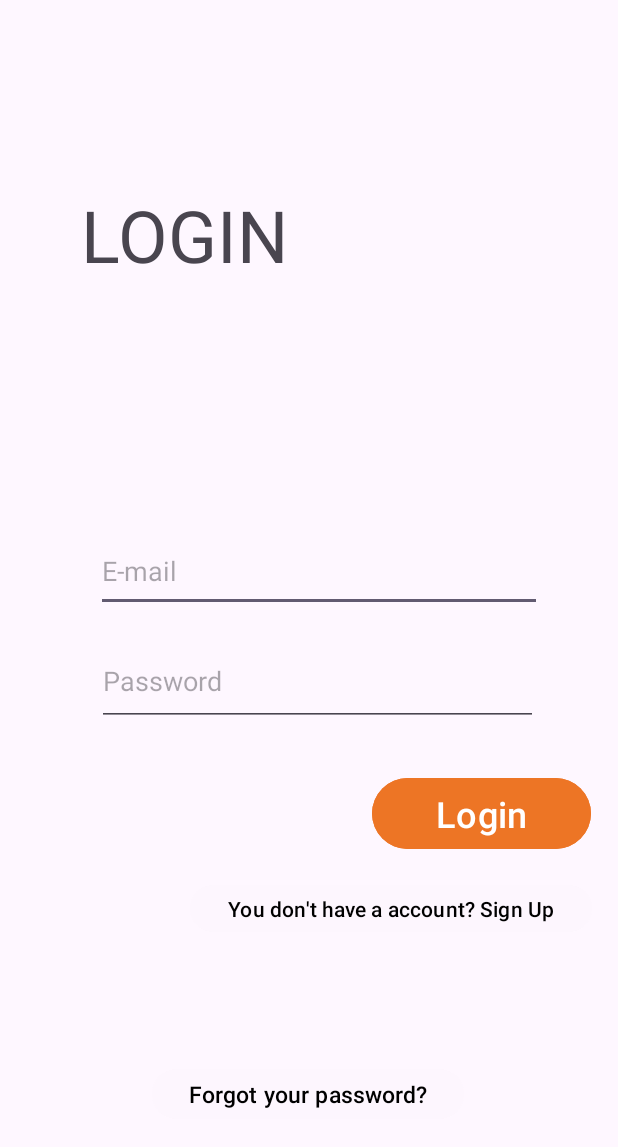
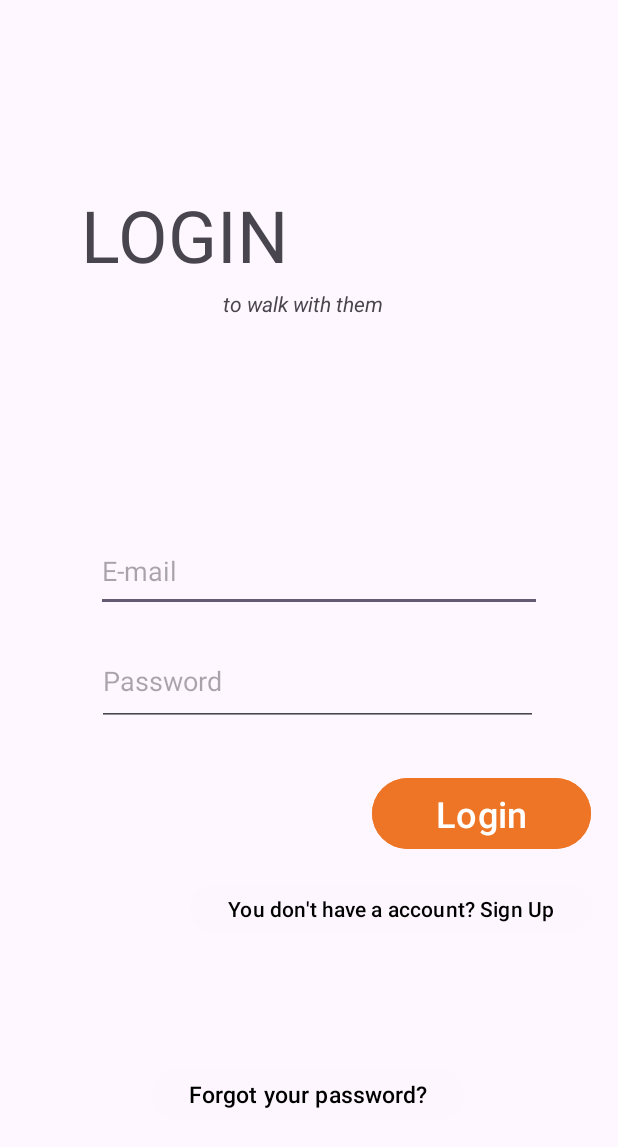
Before and after one commit to iremerdol/MobileApp_Project, an Android app: the screen it shows after launch (login), on a phone screen of 412 x 824 dp. Shown: the top 1147 px of the screen. Run offline under Robolectric (Android 15) with nearby library versions, the phone set to English and light mode, and no system bars; our stand-ins replace Firebase (no records; nobody signed in at launch, a user with empty details on screens opened directly); 1 statement that could not run was skipped.

Commit message:
login and register update

```diff
--- a/app/src/main/res/layout/login_layout.xml
+++ b/app/src/main/res/layout/login_layout.xml
@@ -98,4 +98,15 @@
         app:layout_constraintTop_toBottomOf="@+id/buttonLogin"
         app:layout_constraintVertical_bias="0.0" />
 
+    <TextView
+        android:id="@+id/textView"
+        android:layout_width="191dp"
+        android:layout_height="26dp"
+        android:layout_marginStart="88dp"
+        android:layout_marginTop="4dp"
+        android:text="  to walk with them"
+        android:textStyle="italic"
+        app:layout_constraintStart_toStartOf="@+id/textLogin"
+        app:layout_constraintTop_toBottomOf="@+id/textLogin" />
+
 </androidx.constraintlayout.widget.ConstraintLayout>
```
Also changed, not shown: app/src/main/res/layout/register_layout.xml (+11 -0 lines).
